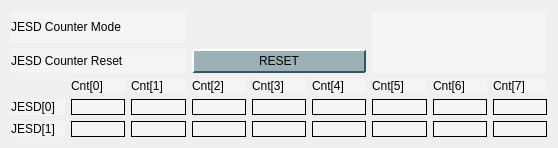
Qt form new_look/jesd.ui (cristinasewell/ATCA_PyDM_Screens) before a commit.
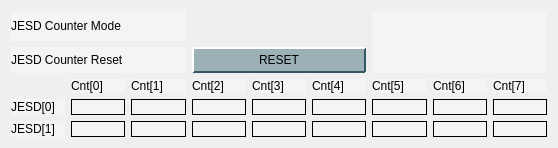
The same form after that commit. Custom widgets are drawn as their Qt base class.

```diff
--- a/new_look/jesd.ui
+++ b/new_look/jesd.ui
@@ -46,7 +46,7 @@
     border-style: outset;
     border-radius: 1px;
     border-width: 2px; 
-    padding: 3px;
+    padding: 4px;
 }
 QPushButton:hover {
    background-color: rgb(106,127,132);
```
